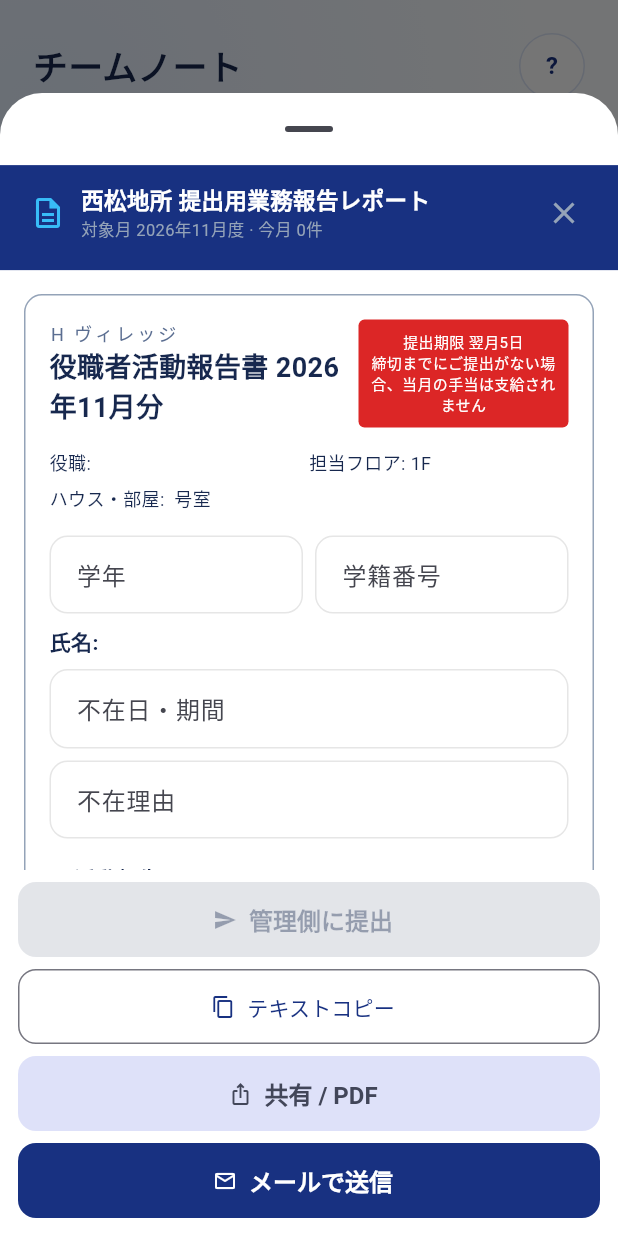
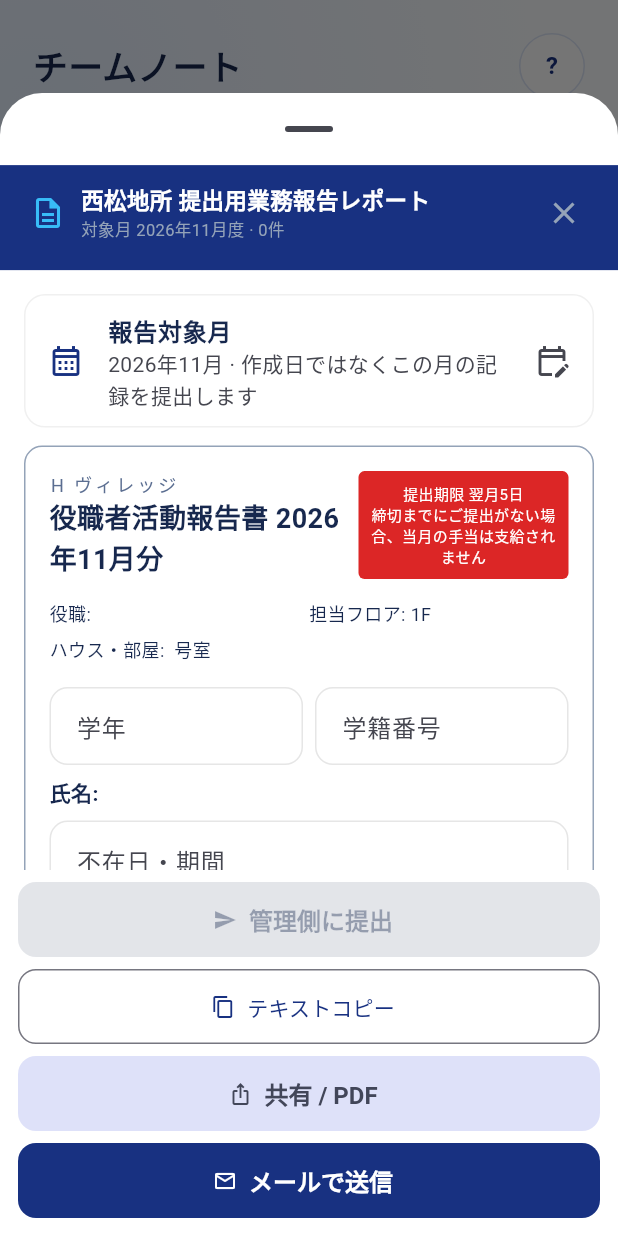
Before and after one commit to onaoki0503-lgtm/team-note, a Flutter app: the ShellScreen screen opened by its route, item 3 of the bottom bar chosen, after a tap on "西松地所レポート", on a phone screen of 412 x 824 dp. Run offline on Flutter 3.47's test engine with Material 3 defaults, Android fonts, the phone set to English and light mode, and no system bars; our stand-ins replace file_picker, flutter_native_splash, flutter_secure_storage, geolocator, go_router, google_sign_in and 7 more; accounts and stored records are empty; network calls fail.

Commit message:
Allow prior-month officer reports and photo/folder-only attachments.
Officers can choose the reporting month for 西松地所 submits on web and Flutter, and the work report attach UI is limited to camera and photo library without location.

Co-authored-by: Cursor <cursoragent@cursor.com>

```diff
--- a/mobile/lib/services/media_service.dart
+++ b/mobile/lib/services/media_service.dart
@@ -32,7 +32,7 @@ class MediaService {
     );
     if (file == null) return null;
     return AttachmentPin(
-      kind: AttachmentKind.camera,
+      kind: AttachmentKind.file,
       label: file.name,
       path: file.path,
     );
--- a/mobile/lib/widgets/attach_bar.dart
+++ b/mobile/lib/widgets/attach_bar.dart
@@ -4,18 +4,22 @@ import '../models/models.dart';
 import '../services/media_service.dart';
 import '../theme/tokens.dart';
 
-/// Compact camera / file / location actions shared by report & proposal flows.
+/// Compact attachment actions shared by report & proposal flows.
 class AttachBar extends StatelessWidget {
   const AttachBar({
     super.key,
     required this.attachments,
     required this.onChanged,
     this.media,
+    this.mode = AttachBarMode.full,
   });
 
   final List<AttachmentPin> attachments;
   final ValueChanged<List<AttachmentPin>> onChanged;
   final MediaService? media;
+
+  /// Officer reports: photo + photo library only. Proposals keep file + location.
+  final AttachBarMode mode;
 
   MediaService get _media => media ?? MediaService();
 
@@ -34,16 +38,20 @@ class AttachBar extends StatelessWidget {
 
   @override
   Widget build(BuildContext context) {
-    return Column(
-      crossAxisAlignment: CrossAxisAlignment.stretch,
-      children: [
-        Row(
-          children: [
+    final chips = <Widget>[
       _AttachChip(
         icon: Icons.photo_camera_outlined,
         label: '写真',
         onTap: () => _add(context, _media.takePhoto),
       ),
+      if (mode == AttachBarMode.report) ...[
+        const SizedBox(width: 8),
+        _AttachChip(
+          icon: Icons.folder_outlined,
+          label: 'フォルダ',
+          onTap: () => _add(context, _media.pickFromGallery),
+        ),
+      ] else ...[
         const SizedBox(width: 8),
         _AttachChip(
           icon: Icons.attach_file,
@@ -57,7 +65,12 @@ class AttachBar extends StatelessWidget {
           onTap: () => _add(context, _media.pinLocation),
         ),
       ],
-        ),
+    ];
+
+    return Column(
+      crossAxisAlignment: CrossAxisAlignment.stretch,
+      children: [
+        Row(children: chips),
         if (attachments.isNotEmpty) ...[
           const SizedBox(height: 10),
           Wrap(
@@ -69,7 +82,9 @@ class AttachBar extends StatelessWidget {
                   avatar: Icon(
                     switch (attachments[i].kind) {
                       AttachmentKind.camera => Icons.photo_camera_outlined,
-                      AttachmentKind.file => Icons.insert_drive_file_outlined,
+                      AttachmentKind.file => mode == AttachBarMode.report
+                          ? Icons.folder_outlined
+                          : Icons.insert_drive_file_outlined,
                       AttachmentKind.location => Icons.place_outlined,
                     },
                     size: 16,
@@ -91,6 +106,8 @@ class AttachBar extends StatelessWidget {
     );
   }
 }
+
+enum AttachBarMode { report, full }
 
 class _AttachChip extends StatelessWidget {
   const _AttachChip({
--- a/mobile/lib/widgets/nishimatsu_report_sheet.dart
+++ b/mobile/lib/widgets/nishimatsu_report_sheet.dart
@@ -8,6 +8,14 @@ import '../models/models.dart';
 import '../services/teamnote_api.dart';
 import '../config/environment.dart';
 import '../theme/tokens.dart';
+
+/// Officers often file the previous month on/before the 5th deadline.
+DateTime defaultOfficerReportMonth(DateTime now) {
+  if (now.day <= 5) {
+    return DateTime(now.year, now.month - 1);
+  }
+  return DateTime(now.year, now.month);
+}
 
 /// 西松地所向け月次提出レポート — mirrors web WorkStorageViews modal.
 class NishimatsuReportSheet extends StatefulWidget {
@@ -48,15 +56,21 @@ class _NishimatsuReportSheetState extends State<NishimatsuReportSheet> {
   final _extraTrouble = TextEditingController();
   final _extraEntry = TextEditingController();
 
+  late DateTime _reportMonth;
   var _copied = false;
   var _submitting = false;
   String? _submissionNotice;
   String? _submissionError;
 
+  @override
+  void initState() {
+    super.initState();
+    _reportMonth = defaultOfficerReportMonth(DateTime.now());
+  }
+
   Future<void> _submit() async {
     if (_submitting || !Environment.isConfigured) return;
-    final now = DateTime.now();
-    final month = '${now.year}-${now.month.toString().padLeft(2, '0')}';
+    final month = DateFormat('yyyy-MM').format(_reportMonth);
     setState(() { _submitting = true; _submissionNotice = null; _submissionError = null; });
     try {
       await TeamNoteApi().submitMonthlyReport(month, _buildPlainText());
@@ -80,6 +94,9 @@ class _NishimatsuReportSheetState extends State<NishimatsuReportSheet> {
     super.dispose();
   }
 
+  String get _monthKey => DateFormat('yyyy-MM').format(_reportMonth);
+  String get _monthLabel => '${_reportMonth.year}年${_reportMonth.month}月';
+
   String _activityKey(Map<String, dynamic> r) {
     final category = '${r['category'] ?? ''}';
     switch (category) {
@@ -99,17 +116,37 @@ class _NishimatsuReportSheetState extends State<NishimatsuReportSheet> {
   }
 
   List<Map<String, dynamic>> get _monthReports {
-    final ym = DateFormat('yyyy-MM').format(DateTime.now());
-    return widget.reports
-        .where((r) => '${r['reportDate'] ?? ''}'.startsWith(ym))
-        .toList();
+    final ym = _monthKey;
+    final slash = '${_reportMonth.year}/${_reportMonth.month.toString().padLeft(2, '0')}';
+    return widget.reports.where((r) {
+      final date = '${r['reportDate'] ?? ''}';
+      return date.startsWith(ym) || date.startsWith(slash);
+    }).toList();
   }
 
   List<Map<String, dynamic>> _by(String key) =>
       _monthReports.where((r) => _activityKey(r) == key).toList();
 
+  Future<void> _pickMonth() async {
+    final now = DateTime.now();
+    final picked = await showDatePicker(
+      context: context,
+      initialDate: _reportMonth,
+      firstDate: DateTime(2000, 1),
+      lastDate: DateTime(now.year, now.month, 1),
+      initialDatePickerMode: DatePickerMode.year,
+      helpText: '報告対象月を選択',
+      fieldLabelText: '対象月',
+    );
+    if (picked == null || !mounted) return;
+    setState(() {
+      _reportMonth = DateTime(picked.year, picked.month);
+      _submissionNotice = null;
+      _submissionError = null;
+    });
+  }
+
   String _buildPlainText() {
-    final now = DateTime.now();
     final p = widget.profile;
     final inherent = _by('inherent');
     final coop = _by('cooperation');
@@ -139,7 +176,7 @@ class _NishimatsuReportSheetState extends State<NishimatsuReportSheet> {
 
     return [
       '西松地所株式会社 御中',
-      'H ヴィレッジ 役職者活動報告書 ${now.year}年${now.month}月分',
+      'H ヴィレッジ 役職者活動報告書 $_monthLabel分',
       '',
       '【基本情報】',
       '役職: ${p.role}',
@@ -170,7 +207,6 @@ class _NishimatsuReportSheetState extends State<NishimatsuReportSheet> {
   }
 
   String _buildMailBody() {
-    final now = DateTime.now();
     final p = widget.profile;
     final activity = _monthReports.where((r) {
       final k = _activityKey(r);
@@ -190,7 +226,7 @@ class _NishimatsuReportSheetState extends State<NishimatsuReportSheet> {
       '西松地所株式会社 ご担当者様',
       '',
       'Hヴィレッジ ${p.buildingLabel}の${p.name}です。',
-      '${now.year}年${now.month}月分の役職者活動報告書を送付いたします。',
+      '$_monthLabel分の役職者活動報告書を送付いたします。',
       '',
       '【役職】${p.role} (担当フロア: ${p.floor}F)',
       '【学年・学籍番号・氏名】${_studentYear.text.trim().isEmpty ? '—' : _studentYear.text.trim()} / ${_studentId.text.trim().isEmpty ? '—' : _studentId.text.trim()} / ${p.name}',
@@ -243,8 +279,7 @@ class _NishimatsuReportSheetState extends State<NishimatsuReportSheet> {
   }
 
   String _mailSubject() {
-    final now = DateTime.now();
-    return '【Hヴィレッジ役職者活動報告書】${now.year}年${now.month}月分_${widget.profile.name}';
+    return '【Hヴィレッジ役職者活動報告書】$_monthLabel分_${widget.profile.name}';
   }
 
   Future<void> _mail() async {
@@ -266,7 +301,6 @@ class _NishimatsuReportSheetState extends State<NishimatsuReportSheet> {
 
   @override
   Widget build(BuildContext context) {
-    final now = DateTime.now();
     final p = widget.profile;
     final month = _monthReports;
     final inherent = _by('inherent');
@@ -300,7 +334,7 @@ class _NishimatsuReportSheetState extends State<NishimatsuReportSheet> {
                           style: TextStyle(color: Colors.white, fontWeight: FontWeight.w700, fontSize: 15),
                         ),
                         Text(
-                          '対象月 ${now.year}年${now.month}月度 · 今月 ${month.length}件',
+                          '対象月 $_monthLabel度 · ${month.length}件',
                           style: const TextStyle(color: Color(0xFF94A3B8), fontSize: 11),
                         ),
                       ],
@@ -318,6 +352,17 @@ class _NishimatsuReportSheetState extends State<NishimatsuReportSheet> {
                 controller: scrollController,
                 padding: const EdgeInsets.fromLTRB(16, 16, 16, 24),
                 children: [
+                  Card(
+                    margin: EdgeInsets.zero,
+                    child: ListTile(
+                      leading: const Icon(Icons.calendar_month_outlined, color: TnTokens.primary),
+                      title: const Text('報告対象月', style: TextStyle(fontWeight: FontWeight.w700)),
+                      subtitle: Text('$_monthLabel · 作成日ではなくこの月の記録を提出します'),
+                      trailing: const Icon(Icons.edit_calendar_outlined),
+                      onTap: _pickMonth,
+                    ),
+                  ),
+                  const SizedBox(height: 12),
                   Container(
                     padding: const EdgeInsets.all(16),
                     decoration: BoxDecoration(
@@ -337,7 +382,7 @@ class _NishimatsuReportSheetState extends State<NishimatsuReportSheet> {
                                 children: [
                                   const Text('H ヴィレッジ', style: TextStyle(letterSpacing: 2, fontSize: 12, color: TnTokens.textMuted)),
                                   Text(
-                                    '役職者活動報告書 ${now.year}年${now.month}月分',
+                                    '役職者活動報告書 $_monthLabel分',
                                     style: const TextStyle(fontSize: 18, fontWeight: FontWeight.w700),
                                   ),
                                 ],
--- a/mobile/pubspec.yaml
+++ b/mobile/pubspec.yaml
@@ -1,7 +1,7 @@
 name: team_note_mobile
 description: Team Note — native iOS & Android (H-Village)
 publish_to: "none"
-version: 0.1.17+27
+version: 0.1.18+28
 
 environment:
   sdk: ^3.8.0
--- a/package.json
+++ b/package.json
@@ -17,7 +17,7 @@
     "test:cloud": "playwright test --config playwright.cloud.config.ts",
     "test:public": "playwright test --config playwright.public.config.ts",
     "test:management": "playwright test --config playwright.management.config.ts",
-    "test:management:data": "node --experimental-strip-types --test tests/management-data.test.ts"
+    "test:management:data": "node --experimental-strip-types --test tests/management-data.test.ts tests/officer-report-month.test.ts"
   },
   "dependencies": {
     "@supabase/supabase-js": "^2.117.2",
```
Also changed, not shown: mobile/lib/screens/work_screen.dart (+6 -12 lines), 2 other files. Lines whose indentation alone changed are shown as unchanged.
